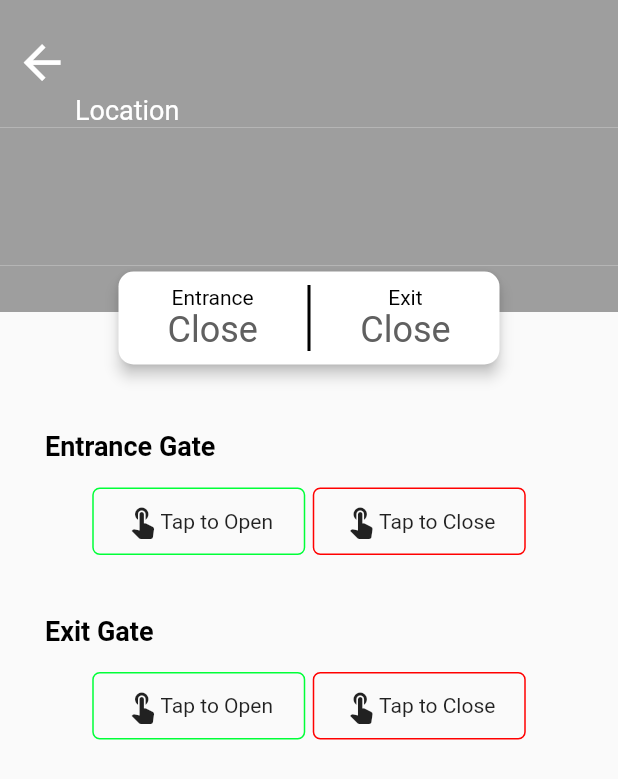
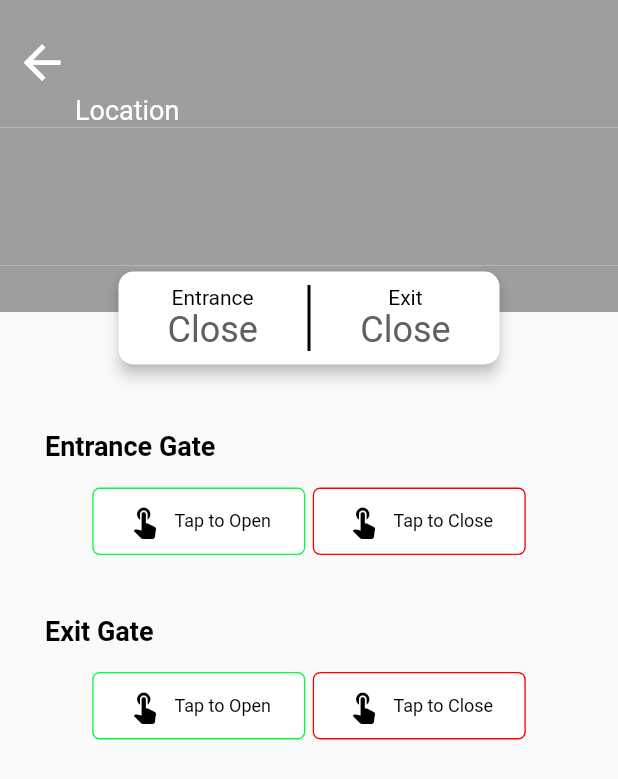
Before and after one commit to Qayyum1999/myreds_gatecontroller, a Flutter app: the DetailScreen screen opened directly with empty values, on a phone screen of 412 x 824 dp. Shown: the top 779 px of the screen. Run offline on Flutter 3.47's test engine with Material 2 defaults, Android fonts, the phone set to English and light mode, and no system bars; missing offline and left inert: colorful_safe_area; network calls fail.

Commit message:
Update detail_screen.dart
Added Visual feedback to Tap Gate Buttons

```diff
--- a/lib/detail_screen.dart
+++ b/lib/detail_screen.dart
@@ -211,8 +211,24 @@ class _DetailScreenState extends State<DetailScreen> {
                       Row(
                         mainAxisAlignment: MainAxisAlignment.center,
                         children: [
-                          GestureDetector(
-                              onTap: () async {
+                          Container(
+                            width: 142,
+                            height: 45,
+                            decoration: BoxDecoration(
+                              border: Border.all(
+                                color: const Color(0xFF00FF38),
+                              ),
+                              borderRadius: BorderRadius.circular(5.0),
+                            ),
+                            child:  TextButton.icon(
+                              style: TextButton.styleFrom(
+                                primary: Colors.black,
+                                backgroundColor: Colors.white,
+                                textStyle: TextStyle(fontSize: 12, fontStyle: FontStyle.normal,fontWeight: FontWeight.w400)
+                              ),
+                              label: Text('Tap to Open'),
+                              icon: Icon(Icons.touch_app),
+                              onPressed: () async {
                                 var response = await http.put(
                                     Uri.parse( "https://myreds.ar-mechatronics.com/v2/api.php/records/places/${widget.placeid}"), body: {'gate_entrance': '1'});
                                 print('Response status: ${response.statusCode}');
@@ -225,30 +241,29 @@ class _DetailScreenState extends State<DetailScreen> {
                                   _gatestatusEntrance='...';
                                 }
                               },
-                            child: Container(
-                              width: 142,
-                              height: 45,
-                              decoration: BoxDecoration(
-                                border: Border.all(
-                                  color: const Color(0xFF00FF38),
-                                ),
-                                borderRadius: BorderRadius.circular(5.0),
-                              ),
-                              child: Row(
-                                mainAxisAlignment: MainAxisAlignment.center,
-                                crossAxisAlignment: CrossAxisAlignment.center,
-                                children: const [
-                                  Icon(Icons.touch_app),
-                                  Text('Tap to Open'),
-                                ],
-                              ),
                             ),
                           ),
                           const SizedBox(
                             width: 5,
                           ),
-                          GestureDetector(
-                            onTap: () async {
+                          Container(
+                            width: 142,
+                            height: 45,
+                            decoration: BoxDecoration(
+                              border: Border.all(
+                                color: const Color(0xFFFF0000),
+                              ),
+                              borderRadius: BorderRadius.circular(5.0),
+                            ),
+                            child:  TextButton.icon(
+                              style: TextButton.styleFrom(
+                                  primary: Colors.black,
+                                  backgroundColor: Colors.white,
+                                  textStyle: TextStyle(fontSize: 12, fontStyle: FontStyle.normal,fontWeight: FontWeight.w400)
+                              ),
+                              label: Text('Tap to Close'),
+                              icon: Icon(Icons.touch_app),
+                              onPressed: () async {
                                   var response = await http.put(
                                       Uri.parse( "https://myreds.ar-mechatronics.com/v2/api.php/records/places/${widget.placeid}"), body: {'gate_entrance': '0'});
                                   print('Response status: ${response.statusCode}');
@@ -261,23 +276,6 @@ class _DetailScreenState extends State<DetailScreen> {
                                     _gatestatusEntrance='...';
                                   }
                                 },
-                            child: Container(
-                              width: 142,
-                              height: 45,
-                              decoration: BoxDecoration(
-                                border: Border.all(
-                                  color: const Color(0xFFFF0000),
-                                ),
-                                borderRadius: BorderRadius.circular(5.0),
-                              ),
-                              child: Row(
-                                mainAxisAlignment: MainAxisAlignment.center,
-                                crossAxisAlignment: CrossAxisAlignment.center,
-                                children: const [
-                                  Icon(Icons.touch_app),
-                                  Text('Tap to Close'),
-                                ],
-                              ),
                             ),
                           ),
                         ],
@@ -307,8 +305,24 @@ class _DetailScreenState extends State<DetailScreen> {
                       Row(
                         mainAxisAlignment: MainAxisAlignment.center,
                         children: [
-                          GestureDetector(
-                            onTap: () async {
+                          Container(
+                            width: 142,
+                            height: 45,
+                            decoration: BoxDecoration(
+                              border: Border.all(
+                                color: const Color(0xFF00FF38),
+                              ),
+                              borderRadius: BorderRadius.circular(5.0),
+                            ),
+                            child:  TextButton.icon(
+                              style: TextButton.styleFrom(
+                                  primary: Colors.black,
+                                  backgroundColor: Colors.white,
+                                  textStyle: TextStyle(fontSize: 12, fontStyle: FontStyle.normal,fontWeight: FontWeight.w400)
+                              ),
+                              label: Text('Tap to Open'),
+                              icon: Icon(Icons.touch_app),
+                              onPressed: () async {
                                   var response = await http.put(
                                       Uri.parse( "https://myreds.ar-mechatronics.com/v2/api.php/records/places/${widget.placeid}"), body: {'gate_exit': '1'});
                                   print('Response status: ${response.statusCode}');
@@ -321,30 +335,29 @@ class _DetailScreenState extends State<DetailScreen> {
                                     _gatestatusExit='...';
                                   }
                               },
-                            child: Container(
-                              width: 142,
-                              height: 45,
-                              decoration: BoxDecoration(
-                                border: Border.all(
-                                  color: const Color(0xFF00FF38),
-                                ),
-                                borderRadius: BorderRadius.circular(5.0),
-                              ),
-                              child: Row(
-                                mainAxisAlignment: MainAxisAlignment.center,
-                                crossAxisAlignment: CrossAxisAlignment.center,
-                                children: const [
-                                  Icon(Icons.touch_app),
-                                  Text('Tap to Open'),
-                                ],
-                              ),
                             ),
                           ),
                           const SizedBox(
                             width: 5,
                           ),
-                          GestureDetector(
-                            onTap: () async {
+                          Container(
+                            width: 142,
+                            height: 45,
+                            decoration: BoxDecoration(
+                              border: Border.all(
+                                color: const Color(0xFFFF0000),
+                              ),
+                              borderRadius: BorderRadius.circular(5.0),
+                            ),
+                            child: TextButton.icon(
+                              style: TextButton.styleFrom(
+                                  primary: Colors.black,
+                                  backgroundColor: Colors.white,
+                                  textStyle: TextStyle(fontSize: 12, fontStyle: FontStyle.normal,fontWeight: FontWeight.w400)
+                              ),
+                              label: Text('Tap to Close'),
+                              icon: Icon(Icons.touch_app),
+                              onPressed:() async {
                                   var response = await http.put(
                                       Uri.parse( "https://myreds.ar-mechatronics.com/v2/api.php/records/places/${widget.placeid}"), body: {'gate_exit': '0'});
                                   print('Response status: ${response.statusCode}');
@@ -357,23 +370,6 @@ class _DetailScreenState extends State<DetailScreen> {
                                     _gatestatusExit='...';
                                   }
                               },
-                            child: Container(
-                              width: 142,
-                              height: 45,
-                              decoration: BoxDecoration(
-                                border: Border.all(
-                                  color: const Color(0xFFFF0000),
-                                ),
-                                borderRadius: BorderRadius.circular(5.0),
-                              ),
-                              child: Row(
-                                mainAxisAlignment: MainAxisAlignment.center,
-                                crossAxisAlignment: CrossAxisAlignment.center,
-                                children: const [
-                                  Icon(Icons.touch_app),
-                                  Text('Tap to Close'),
-                                ],
-                              ),
                             ),
                           ),
                         ],
```
Lines whose indentation alone changed are shown as unchanged.
